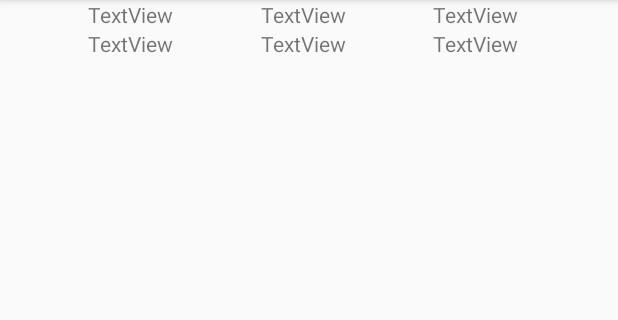
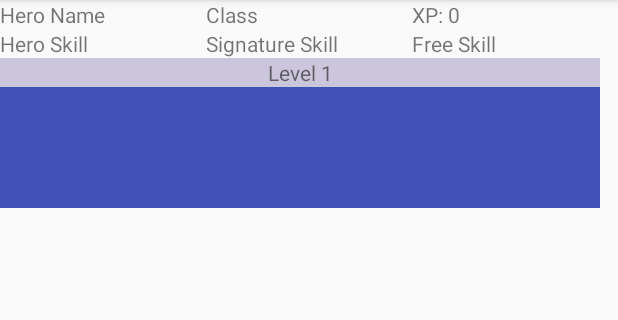
Before and after one commit to EvilJorge/MDCharacterTracker, an Android app: the CharacterActivity screen opened directly, with no data from a screen before it, on a phone screen of 412 x 824 dp, the part 84-404 px from its top. Run offline under Robolectric (Android 15) with nearby library versions, the phone set to English and light mode, and no system bars.

Commit message:
Added first RecyclerView.

```diff
--- a/app/build.gradle
+++ b/app/build.gradle
@@ -26,5 +26,6 @@ dependencies {
     })
     compile 'com.android.support:appcompat-v7:25.3.1'
     compile 'com.android.support.constraint:constraint-layout:1.0.2'
+    compile 'com.android.support:recyclerview-v7:25.3.1'
     testCompile 'junit:junit:4.12'
 }
--- a/app/src/main/java/com/example/android/mdcharactertracker/CharacterActivity.java
+++ b/app/src/main/java/com/example/android/mdcharactertracker/CharacterActivity.java
@@ -1,13 +1,47 @@
 package com.example.android.mdcharactertracker;
 
+import android.os.Bundle;
 import android.support.v7.app.AppCompatActivity;
-import android.os.Bundle;
+import android.support.v7.widget.LinearLayoutManager;
+import android.support.v7.widget.RecyclerView;
+
+import java.util.ArrayList;
+import java.util.Arrays;
 
 public class CharacterActivity extends AppCompatActivity {
+    // Data Lists
+    private ArrayList<String> mLevelStrings;
+            //new ArrayList<String>(Arrays.asList(getResources().getStringArray(R.array.level_labels_list)));
+
+    // LevelSlider View, Adapter, and Layout Manager
+    private RecyclerView mLevelSlider;
+    private LevelSliderAdapter mLevelSliderAdapter;
+    //private RecyclerView.LayoutManager mLevelSliderManager;
+    private LinearLayoutManager mLevelSliderManager;
 
     @Override
     protected void onCreate(Bundle savedInstanceState) {
         super.onCreate(savedInstanceState);
         setContentView(R.layout.activity_character);
+
+        // Populate Level Strings
+        mLevelStrings = new ArrayList<String>(Arrays.asList(getResources().getStringArray(R.array.level_labels_list)));
+
+        // Attach lists to the Adapters and the Adapters to the Views
+        mLevelSliderAdapter = new LevelSliderAdapter(this, mLevelStrings);
+        mLevelSlider = (RecyclerView) findViewById(R.id.level_recview);
+        mLevelSlider.setAdapter(mLevelSliderAdapter);
+
+        // Calculste size and set LayoutManager for LevelSlider
+        final float scale = getResources().getDisplayMetrics().density;
+        int pixels = (int) (80 * scale + 0.5f);
+
+        mLevelSliderManager = new LinearLayoutManager(this);
+        mLevelSlider.getLayoutParams().width = pixels * mLevelStrings.size();
+        mLevelSliderManager.setOrientation(LinearLayoutManager.HORIZONTAL);
+
+        // Set layout manager to LinearLayoutManager
+        //mLevelSliderManager = new LinearLayoutManager(this, LinearLayoutManager.HORIZONTAL, false);
+        mLevelSlider.setLayoutManager(mLevelSliderManager);
     }
 }
--- /dev/null
+++ b/app/src/main/java/com/example/android/mdcharactertracker/LevelSliderAdapter.java
@@ -0,0 +1,109 @@
+package com.example.android.mdcharactertracker;
+
+import android.content.Context;
+import android.graphics.Color;
+import android.support.v4.content.ContextCompat;
+import android.support.v7.widget.RecyclerView;
+import android.view.LayoutInflater;
+import android.view.View;
+import android.view.ViewGroup;
+import android.widget.TextView;
+
+import java.util.ArrayList;
+
+/**
+ * Created by cpalomares on 8/2/2017.
+ */
+
+public class LevelSliderAdapter extends RecyclerView.Adapter<LevelSliderAdapter.ViewHolder> {
+    // Store a member variable for the level labels
+    private ArrayList<String> mLevelStrings;
+
+    // Store context for easy access
+    private Context mContext;
+
+    // Provide a reference to the views for each data item
+    // Complex data items may need more than one view per item, and
+    // you provide access to all the views for a data item in a view holder
+    public static class ViewHolder extends RecyclerView.ViewHolder{
+        // each data item is just a string in this case
+        public TextView levelTextView;
+
+        // Constructor for the Level label view holder
+        public ViewHolder(View itemView) {
+            super(itemView);
+
+            levelTextView = (TextView) itemView.findViewById(R.id.level_label);
+        }
+    }
+
+    // Provide a suitable constructor (depends on the kind of dataset)
+    public LevelSliderAdapter(Context context, ArrayList<String> levelStrings){
+        mLevelStrings = levelStrings;
+        mContext = context;
+    }
+
+    // Easy access to the context object in the RecyclerView
+    private Context getContext() {
+        return mContext;
+    }
+
+    // Create new views (invoked by the layout manager)
+    @Override
+    public LevelSliderAdapter.ViewHolder onCreateViewHolder(ViewGroup parent, int viewType){
+        Context context = parent.getContext();
+
+        // Inflate the custom layout
+        View levelView = (View) LayoutInflater.from(context)
+                .inflate(R.layout.item_level_slider, parent, false);
+
+        // set the view's size, margins, paddings, etc.
+        ViewHolder vh = new ViewHolder(levelView);
+        return vh;
+    }
+
+    // Populate the data through the ViewHolder
+    @Override
+    public void onBindViewHolder(LevelSliderAdapter.ViewHolder viewHolder, int position){
+        // - get element from your dataset at this position
+        String newString = mLevelStrings.get(position);
+
+        int level1Background = ContextCompat.getColor(getContext(), R.color.level1Background);
+        int level2Background = ContextCompat.getColor(getContext(), R.color.level2Background);
+        int level3Background = ContextCompat.getColor(getContext(), R.color.level3Background);
+        int level4Background = ContextCompat.getColor(getContext(), R.color.level4Background);
+        int level5Background = ContextCompat.getColor(getContext(), R.color.level5Background);
+
+        // - replace the contents of the view with that element
+        TextView textView = viewHolder.levelTextView;
+        textView.setText(newString);
+
+        switch(position) {
+            case 0:
+                textView.setBackgroundColor(level1Background);
+                break;
+            case 1:
+                textView.setBackgroundColor(level2Background);
+                break;
+            case 2:
+                textView.setBackgroundColor(level3Background);
+                textView.setTextColor(Color.WHITE);
+                break;
+            case 3:
+                textView.setBackgroundColor(level4Background);
+                textView.setTextColor(Color.WHITE);
+                break;
+            case 4:
+                textView.setBackgroundColor(level5Background);
+                textView.setTextColor(Color.WHITE);
+                break;
+            default: break;
+        }
+    }
+
+    // Return the size of your dataset (invoked by the layout manager)
+    @Override
+    public int getItemCount(){
+        return mLevelStrings.size();
+    }
+}
--- a/app/src/main/java/com/example/android/mdcharactertracker/MainActivity.java
+++ b/app/src/main/java/com/example/android/mdcharactertracker/MainActivity.java
@@ -1,7 +1,9 @@
 package com.example.android.mdcharactertracker;
 
+import android.content.Intent;
+import android.os.Bundle;
 import android.support.v7.app.AppCompatActivity;
-import android.os.Bundle;
+import android.view.View;
 
 public class MainActivity extends AppCompatActivity {
 
@@ -10,4 +12,11 @@ public class MainActivity extends AppCompatActivity {
         super.onCreate(savedInstanceState);
         setContentView(R.layout.activity_main);
     }
+
+    // Called when Heroes button is clicked
+    public void loadHeroes(View view){
+        // Build intent to load CharacterActivity
+        Intent intent = new Intent(this, CharacterActivity.class);
+        startActivity(intent);
+    }
 }
--- a/app/src/main/res/layout/activity_character.xml
+++ b/app/src/main/res/layout/activity_character.xml
@@ -6,63 +6,70 @@
     android:layout_height="match_parent"
     tools:context="com.example.android.mdcharactertracker.CharacterActivity">
 
+    <!-- Header Fields -->
     <TextView
-        android:id="@+id/character_name_textview"
-        android:layout_width="wrap_content"
+        android:id="@+id/hero_name_textview"
+        android:layout_width="0dp"
         android:layout_height="wrap_content"
-        android:text="TextView"
+        android:text="Hero Name"
         app:layout_constraintTop_toTopOf="parent"
         app:layout_constraintLeft_toLeftOf="parent"
         app:layout_constraintBottom_toTopOf="@+id/hero_skill_textview"
-        app:layout_constraintRight_toLeftOf="@+id/class_textview"
-        android:layout_marginTop="0dp"
-        app:layout_constraintHorizontal_chainStyle="spread" />
+        app:layout_constraintRight_toLeftOf="@+id/class_textview" />
 
     <TextView
         android:id="@+id/class_textview"
-        android:layout_width="wrap_content"
+        android:layout_width="0dp"
         android:layout_height="wrap_content"
-        android:text="TextView"
+        android:text="Class"
         app:layout_constraintBottom_toTopOf="@+id/signature_skill_textview"
         app:layout_constraintTop_toTopOf="parent"
         app:layout_constraintRight_toLeftOf="@+id/xp_textview"
-        app:layout_constraintLeft_toRightOf="@+id/character_name_textview" />
+        app:layout_constraintLeft_toRightOf="@+id/hero_name_textview" />
 
     <TextView
         android:id="@+id/xp_textview"
-        android:layout_width="wrap_content"
+        android:layout_width="0dp"
         android:layout_height="wrap_content"
-        android:text="TextView"
-        app:layout_constraintBottom_toTopOf="@+id/textView6"
+        android:text="XP: 0"
+        app:layout_constraintBottom_toTopOf="@+id/free_skill_textview"
         app:layout_constraintTop_toTopOf="parent"
         app:layout_constraintLeft_toRightOf="@+id/class_textview"
-        android:layout_marginRight="8dp"
         app:layout_constraintRight_toRightOf="parent" />
 
     <TextView
         android:id="@+id/hero_skill_textview"
-        android:layout_width="wrap_content"
+        android:layout_width="0dp"
         android:layout_height="wrap_content"
-        android:text="TextView"
-        app:layout_constraintTop_toBottomOf="@+id/character_name_textview"
-        app:layout_constraintLeft_toLeftOf="@+id/character_name_textview"
-        android:layout_marginLeft="0dp" />
+        android:text="Hero Skill"
+        app:layout_constraintTop_toBottomOf="@+id/hero_name_textview"
+        app:layout_constraintLeft_toLeftOf="@+id/hero_name_textview"
+        app:layout_constraintRight_toRightOf="@+id/hero_name_textview"/>
 
     <TextView
         android:id="@+id/signature_skill_textview"
-        android:layout_width="wrap_content"
+        android:layout_width="0dp"
         android:layout_height="wrap_content"
-        android:text="TextView"
+        android:text="Signature Skill"
         app:layout_constraintTop_toBottomOf="@+id/class_textview"
         app:layout_constraintLeft_toLeftOf="@+id/class_textview"
-        android:layout_marginLeft="0dp" />
+        app:layout_constraintRight_toRightOf="@+id/class_textview"/>
 
     <TextView
-        android:id="@+id/textView6"
-        android:layout_width="wrap_content"
+        android:id="@+id/free_skill_textview"
+        android:layout_width="0dp"
         android:layout_height="wrap_content"
-        android:text="TextView"
+        android:text="Free Skill"
         app:layout_constraintTop_toBottomOf="@+id/xp_textview"
         app:layout_constraintLeft_toLeftOf="@+id/xp_textview"
-        android:layout_marginLeft="0dp" />
+        app:layout_constraintRight_toRightOf="@+id/xp_textview"/>
+
+    <!-- Skills Lists -->
+    <android.support.v7.widget.RecyclerView
+        android:id="@+id/level_recview"
+        android:layout_width="368dp"
+        android:layout_height="100dp"
+        android:background="?attr/colorPrimary"
+        app:layout_constraintTop_toBottomOf="@+id/hero_skill_textview"
+        app:layout_constraintLeft_toLeftOf="@+id/hero_skill_textview"/>
 </android.support.constraint.ConstraintLayout>
--- a/app/src/main/res/layout/activity_main.xml
+++ b/app/src/main/res/layout/activity_main.xml
@@ -6,4 +6,10 @@
     android:layout_height="match_parent"
     tools:context="com.example.android.mdcharactertracker.MainActivity">
 
+    <Button
+        android:id="@+id/heroes_button"
+        android:layout_width="wrap_content"
+        android:layout_height="wrap_content"
+        android:onClick="loadHeroes"
+        android:text="@string/heroes_button_label"/>
 </android.support.constraint.ConstraintLayout>
--- /dev/null
+++ b/app/src/main/res/layout/item_level_slider.xml
@@ -0,0 +1,13 @@
+<?xml version="1.0" encoding="utf-8"?>
+<LinearLayout xmlns:android="http://schemas.android.com/apk/res/android"
+    android:orientation="vertical"
+    android:layout_width="match_parent"
+    android:layout_height="wrap_content">
+
+    <TextView
+        android:id="@+id/level_label"
+        android:textAlignment="center"
+        android:layout_width="match_parent"
+        android:layout_height="wrap_content"/>
+
+</LinearLayout>
--- /dev/null
+++ b/app/src/main/res/values/arrays.xml
@@ -0,0 +1,11 @@
+<?xml version="1.0" encoding="utf-8"?>
+<resources>
+
+    <string-array name="level_labels_list">
+        <item>Level 1</item>
+        <item>Level 2</item>
+        <item>Level 3</item>
+        <item>Level 4</item>
+        <item>Level 5</item>
+    </string-array>
+</resources>
--- a/app/src/main/res/values/colors.xml
+++ b/app/src/main/res/values/colors.xml
@@ -3,4 +3,11 @@
     <color name="colorPrimary">#3F51B5</color>
     <color name="colorPrimaryDark">#303F9F</color>
     <color name="colorAccent">#FF4081</color>
+
+    <!-- Level Backgrounds -->
+    <color name="level1Background">#CBC6DB</color>
+    <color name="level2Background">#AC95BD</color>
+    <color name="level3Background">#694C78</color>
+    <color name="level4Background">#412554</color>
+    <color name="level5Background">#000000</color>
 </resources>
--- a/app/src/main/res/values/strings.xml
+++ b/app/src/main/res/values/strings.xml
@@ -1,3 +1,4 @@
 <resources>
     <string name="app_name">MDCharacterTracker</string>
+    <string name="heroes_button_label">Heroes</string>
 </resources>
--- a/build.gradle
+++ b/build.gradle
@@ -5,7 +5,7 @@ buildscript {
         jcenter()
     }
     dependencies {
-        classpath 'com.android.tools.build:gradle:2.3.2'
+        classpath 'com.android.tools.build:gradle:2.3.3'
 
         // NOTE: Do not place your application dependencies here; they belong
         // in the individual module build.gradle files
```
